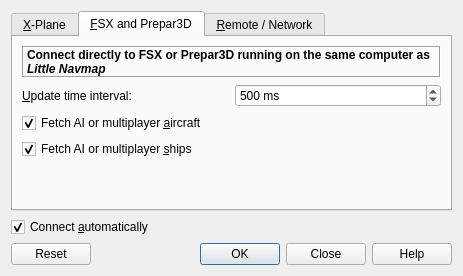
First picture: the form in src/connect/connectdialog.ui, repository albar965/littlenavmap, before the edit.
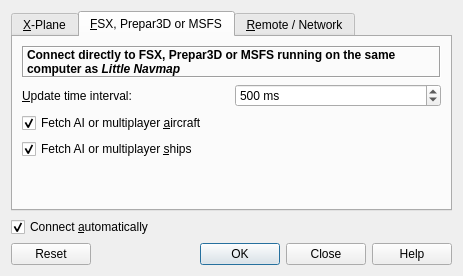
Second picture: the form after the edit. The open tabs and pages were chosen to show the change. Icons and pictures are not drawn.

Commit message: Updated nav search window options for new MSFS waypoint types. Added "Waypoint - Other" option. Text updates for MSFS. Increased maximum connection update rate to 5 seconds.

```diff
--- a/src/connect/connectdialog.ui
+++ b/src/connect/connectdialog.ui
@@ -129,7 +129,7 @@
      </widget>
      <widget class="QWidget" name="tabConnectFsx">
       <attribute name="title">
-       <string>&amp;FSX and Prepar3D</string>
+       <string>&amp;FSX, Prepar3D or MSFS</string>
       </attribute>
       <layout class="QGridLayout" name="gridLayout">
        <item row="0" column="0" colspan="2">
@@ -147,7 +147,7 @@
           <enum>QFrame::Sunken</enum>
          </property>
          <property name="text">
-          <string>Connect directly to FSX or Prepar3D running on the same computer as &lt;i&gt;Little Navmap&lt;/i&gt;</string>
+          <string>Connect directly to FSX, Prepar3D or MSFS running on the same computer as &lt;i&gt;Little Navmap&lt;/i&gt;</string>
          </property>
          <property name="wordWrap">
           <bool>true</bool>
```
Left out of the diff: 4 changed lines with no effect on the pictures. The commit also changes 6 other files.
